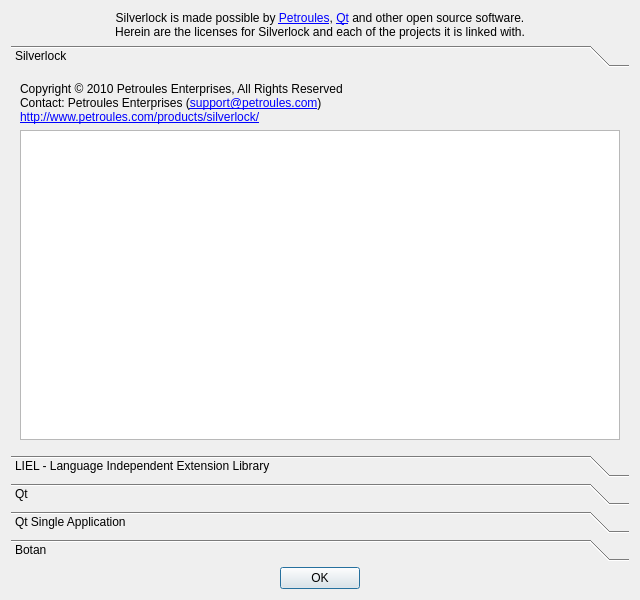
Before: the Qt Designer form src/desktop/licensedialog.ui in petroules/silverlock, drawn with Qt 5.
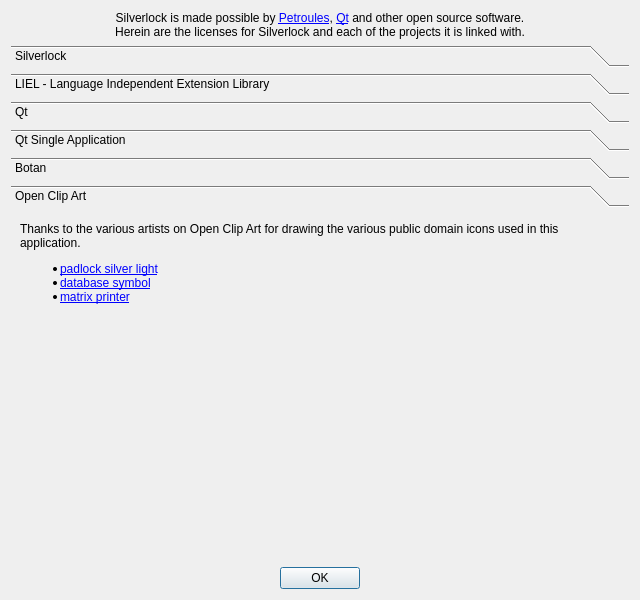
After: the same form once the commit is applied. The open tabs and pages were chosen to show the change.

```diff
--- a/src/desktop/licensedialog.ui
+++ b/src/desktop/licensedialog.ui
@@ -39,7 +39,7 @@
         <x>0</x>
         <y>0</y>
         <width>622</width>
-        <height>386</height>
+        <height>359</height>
        </rect>
       </property>
       <attribute name="label">
@@ -248,6 +248,43 @@
        </item>
       </layout>
      </widget>
+     <widget class="QWidget" name="openClipArtPage">
+      <property name="geometry">
+       <rect>
+        <x>0</x>
+        <y>0</y>
+        <width>622</width>
+        <height>359</height>
+       </rect>
+      </property>
+      <attribute name="label">
+       <string>Open Clip Art</string>
+      </attribute>
+      <layout class="QVBoxLayout" name="verticalLayout_7">
+       <item>
+        <widget class="QLabel" name="opeClipArtLabel">
+         <property name="text">
+          <string>&lt;p&gt;Thanks to the various artists on Open Clip Art for drawing the various public domain icons used in this application.&lt;/p&gt;
+
+&lt;ul&gt;
+&lt;li&gt;&lt;a href=&quot;http://www.openclipart.org/detail/33505&quot;&gt;padlock silver light&lt;/a&gt;&lt;/li&gt;
+&lt;li&gt;&lt;a href=&quot;http://www.openclipart.org/detail/94723&quot;&gt;database symbol&lt;/a&gt;&lt;/li&gt;
+&lt;li&gt;&lt;a href=&quot;http://www.openclipart.org/detail/16810&quot;&gt;matrix printer&lt;/a&gt;&lt;/li&gt;
+&lt;/ul&gt;</string>
+         </property>
+         <property name="alignment">
+          <set>Qt::AlignLeading|Qt::AlignLeft|Qt::AlignTop</set>
+         </property>
+         <property name="wordWrap">
+          <bool>true</bool>
+         </property>
+         <property name="openExternalLinks">
+          <bool>true</bool>
+         </property>
+        </widget>
+       </item>
+      </layout>
+     </widget>
     </widget>
    </item>
    <item>
```
Left out of the diff: 4 changed lines with no effect on the pictures.
